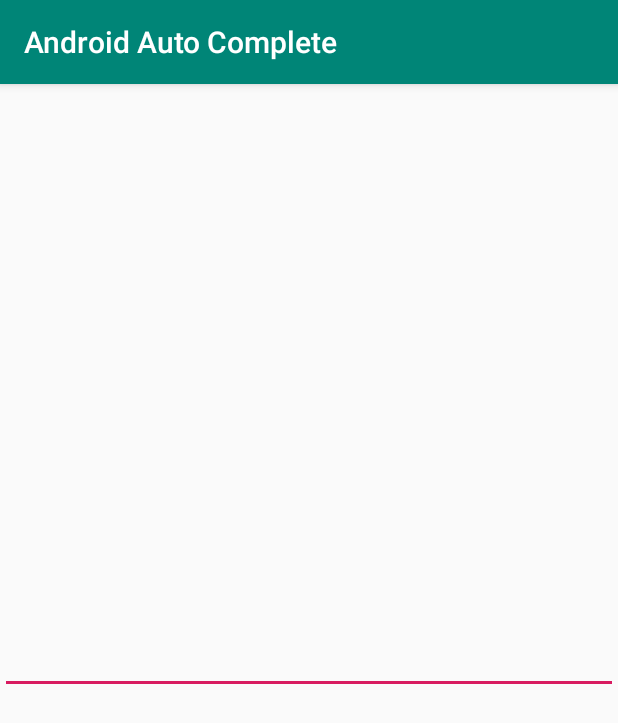
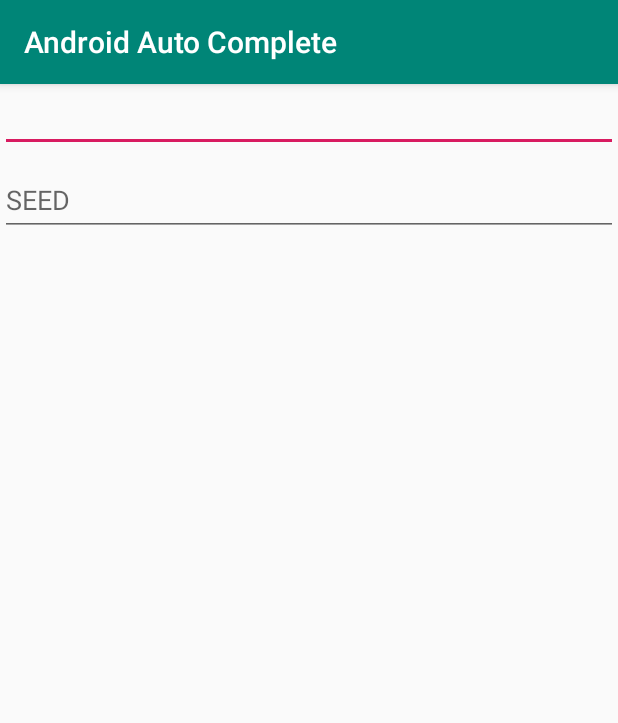
Before and after one commit to mcnewz/Android_Autocomplete_TextField, an Android app: the screen it shows after launch (MainActivity), on a phone screen of 412 x 824 dp. Shown: the top 723 px of the screen. Run offline under Robolectric (Android 15) with nearby library versions, the phone set to English and light mode, and no system bars; libraries missing offline, so code that uses them is left out: com.ka.mcnew.

Commit message:
test auto dropdown

```diff
--- a/app/build.gradle
+++ b/app/build.gradle
@@ -30,4 +30,7 @@ dependencies {
     testImplementation 'junit:junit:4.12'
     androidTestImplementation 'androidx.test:runner:1.1.0-alpha3'
     androidTestImplementation 'androidx.test.espresso:espresso-core:3.1.0-alpha3'
+
+    implementation "com.google.android.material:material:1.0.0-rc01"
+
 }
--- a/app/src/main/java/com/ka/mcnew/autocomplete/sample/androidautocomplete/MainActivity.kt
+++ b/app/src/main/java/com/ka/mcnew/autocomplete/sample/androidautocomplete/MainActivity.kt
@@ -3,6 +3,8 @@ package com.ka.mcnew.autocomplete.sample.androidautocomplete
 import androidx.appcompat.app.AppCompatActivity
 import android.os.Bundle
 import android.text.InputFilter
+import android.util.Log
+import android.view.View
 import android.widget.AdapterView
 import kotlinx.android.synthetic.main.activity_main.*
 
@@ -26,6 +28,25 @@ class MainActivity : AppCompatActivity() {
             setOnTouchListener { _, _ ->
                 showDropDown()
                 false
+            }
+        }
+
+        ac_text_2.apply {
+            setAdapter(adapter)
+            threshold = 1
+            filters = arrayOf<InputFilter>(InputFilter.AllCaps())
+            onItemClickListener = AdapterView.OnItemClickListener { parent, _, position, _ ->
+                val vo = parent!!.getItemAtPosition(position) as DataFilters
+                val strItem = vo.filterName
+                setText(strItem)
+            }
+            setOnTouchListener { _, _ ->
+                showDropDown()
+                false
+            }
+
+            onFocusChangeListener = View.OnFocusChangeListener { v, hasFocus ->
+                Log.d("onFocus", "$hasFocus")
             }
         }
     }
--- a/app/src/main/res/layout/activity_main.xml
+++ b/app/src/main/res/layout/activity_main.xml
@@ -5,6 +5,14 @@
     android:layout_width="match_parent"
     android:layout_height="match_parent"
     tools:context=".MainActivity">
+    <androidx.core.widget.NestedScrollView
+        android:fillViewport="true"
+        android:layout_width="match_parent"
+        android:layout_height="match_parent">
+        <LinearLayout
+            android:layout_width="match_parent"
+            android:layout_height="match_parent"
+            android:orientation="vertical">
 
             <androidx.appcompat.widget.AppCompatAutoCompleteTextView
                 android:id="@+id/ac_text"
@@ -16,4 +24,35 @@
                 app:layout_constraintRight_toRightOf="parent"
                 app:layout_constraintTop_toTopOf="parent" />
 
+
+            <!--<androidx.appcompat.widget.AppCompatAutoCompleteTextView-->
+            <!--android:id="@+id/ac_text_2"-->
+            <!--android:layout_width="match_parent"-->
+            <!--android:layout_height="wrap_content"-->
+            <!--android:inputType="textCapCharacters"-->
+            <!--app:layout_constraintLeft_toLeftOf="parent"-->
+            <!--app:layout_constraintRight_toRightOf="parent" />-->
+
+            <com.google.android.material.textfield.TextInputLayout
+                android:id="@+id/til_sub_product"
+                android:layout_width="match_parent"
+                android:hint="SEED"
+                android:layout_height="match_parent"
+                android:orientation="horizontal">
+
+                <androidx.appcompat.widget.AppCompatAutoCompleteTextView
+                    android:id="@+id/ac_text_2"
+                    android:layout_width="match_parent"
+                    android:layout_height="wrap_content"
+                    android:inputType="textCapCharacters"
+                    app:layout_constraintLeft_toLeftOf="parent"
+                    app:layout_constraintRight_toRightOf="parent" />
+            </com.google.android.material.textfield.TextInputLayout>
+
+        </LinearLayout>
+
+
+    </androidx.core.widget.NestedScrollView>
+
+
 </androidx.constraintlayout.widget.ConstraintLayout>
```
Lines whose indentation alone changed are shown as unchanged.
